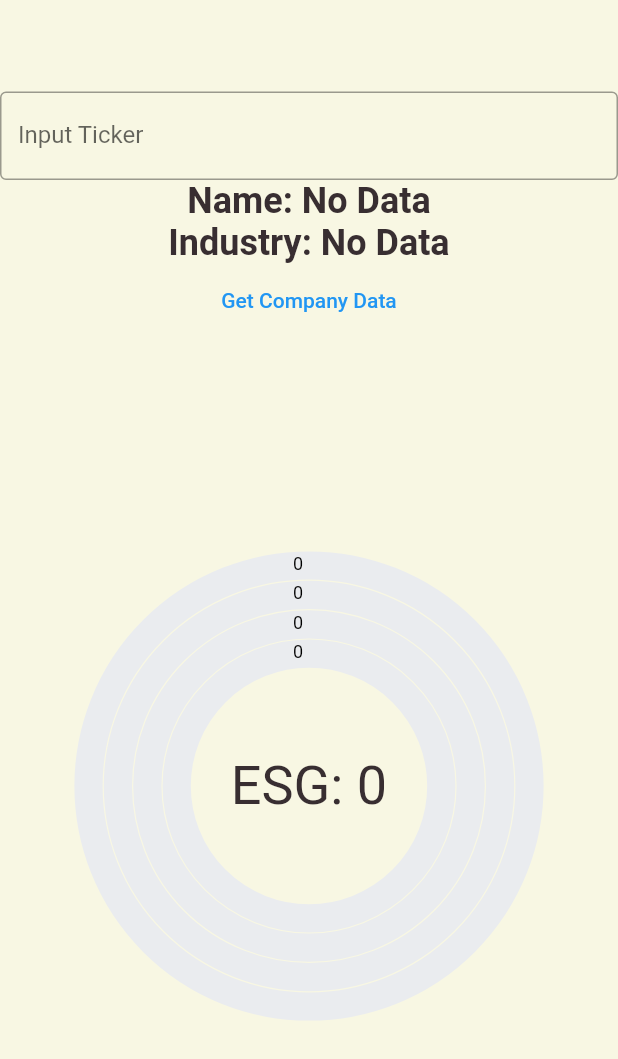
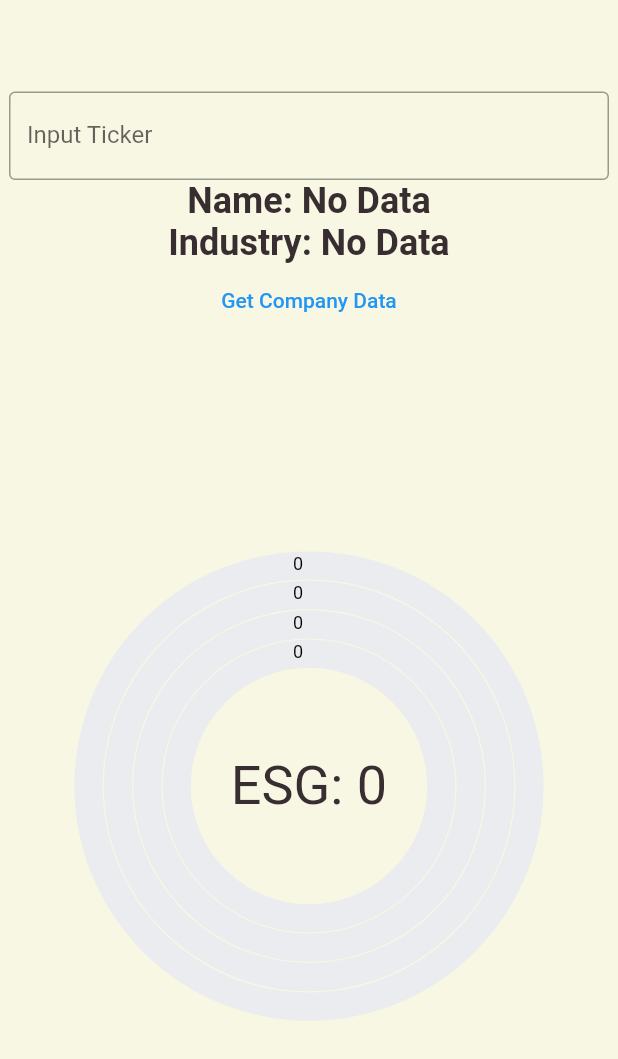
Before and after one commit to anirranjan/hackdfw-2021, a Flutter app: the StockViewer widget shown alone on an empty page, opened directly with empty values, on a phone screen of 412 x 824 dp. Shown: the top 1059 px of the screen. Run offline on Flutter 3.47's test engine with Material 2 defaults, Android fonts, the phone set to English and light mode, and no system bars; our stand-ins replace syncfusion_flutter_charts; missing offline and left inert: flutter_dropdown_search.

Commit message:
got stock viewer to render

```diff
--- a/lib/screens/portfolio_screen.dart
+++ b/lib/screens/portfolio_screen.dart
@@ -76,6 +76,7 @@ class _SecondScreenState extends State<SecondScreen> {
                     onChanged: (bool isOn) {
                       setState(() {
                         enableOverview = isOn;
+                        print(isOn);
                         isOn = !isOn;
                       });
                     },
@@ -88,7 +89,7 @@ class _SecondScreenState extends State<SecondScreen> {
                     width: 300,
                     child: TextField(
                       onChanged: (text) {
-                        newTicker = text;
+                        newTicker = text.toUpperCase();
                       },
                       decoration: const InputDecoration(
                         border: OutlineInputBorder(),
@@ -112,6 +113,7 @@ class _SecondScreenState extends State<SecondScreen> {
                   height: 200,
                   child: ListView.builder(
                       padding: const EdgeInsets.all(8),
+                      shrinkWrap: true,
                       itemCount: userInfoProvider.userPortfolio.tickers.length,
                       itemBuilder: (BuildContext context, int index) {
                         return Container(
--- a/lib/stock_viewer.dart
+++ b/lib/stock_viewer.dart
@@ -26,7 +26,7 @@ Future<Map<String, dynamic>> postRequest(
 
 class _StockViewerState extends State<StockViewer> {
   String company = 'No Data';
-  String ticker = "";
+  String ticker = "AAPL";
   String companyType = 'No Data';
 
   List<GDPData> _chartData = [
@@ -39,8 +39,6 @@ class _StockViewerState extends State<StockViewer> {
   @override
   Widget build(BuildContext context) {
     return Column(
-      mainAxisSize: MainAxisSize.min,
-      crossAxisAlignment: CrossAxisAlignment.stretch,
       children: [
         Spacer(),
         SizedBox(
```
